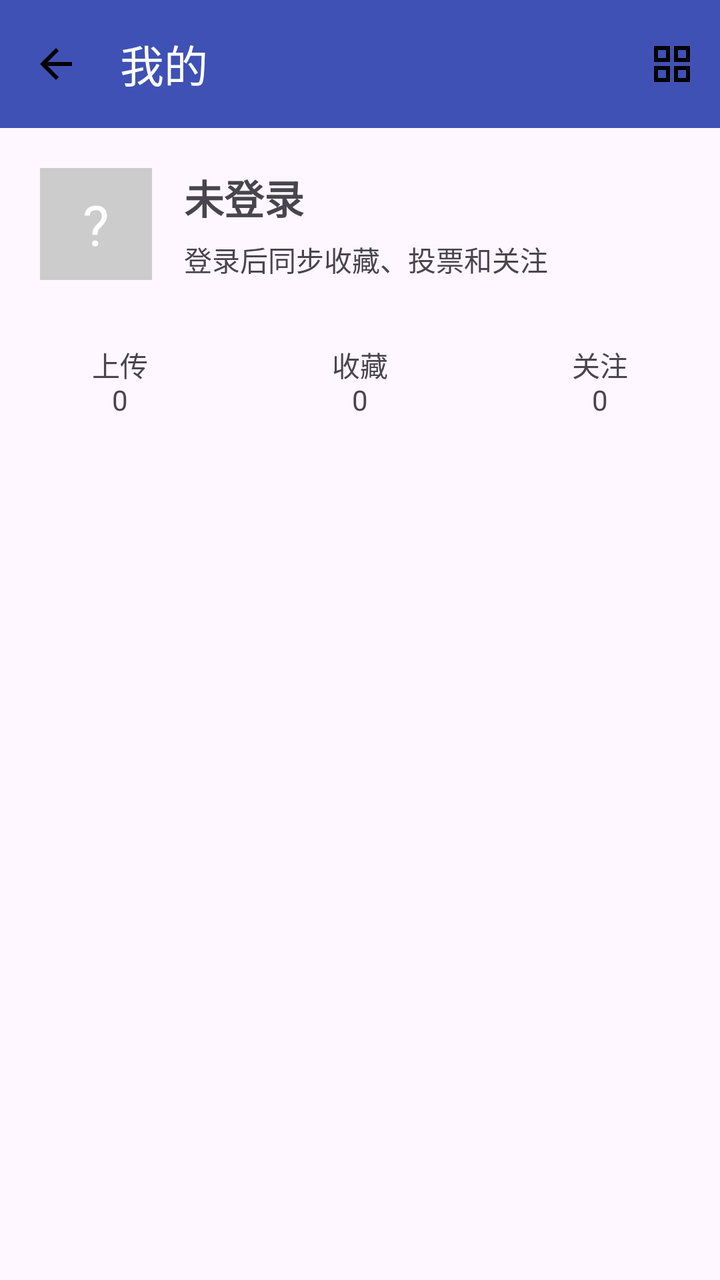
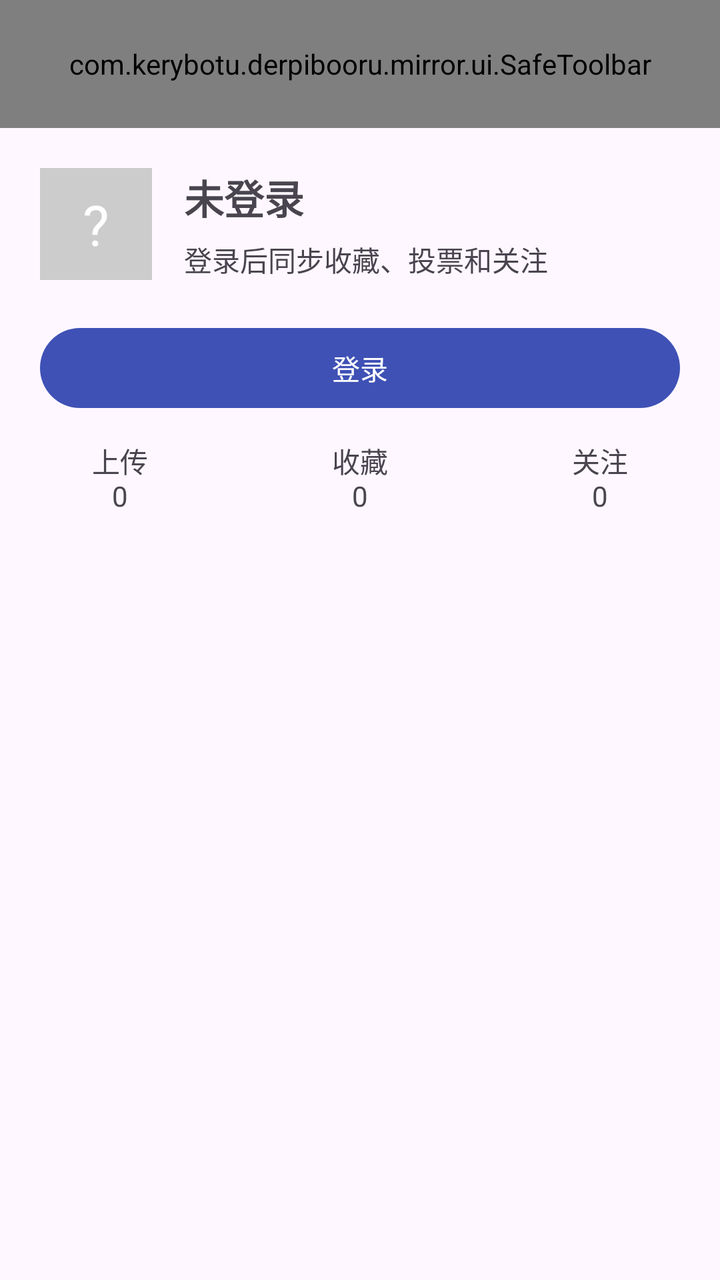

Before-and-after screenshots of an Android layout around one commit, followed by the original layout XML and the change that was made.
<!-- AndroidManifest.xml: application theme Theme.DerpiViewer -->
<!-- res/layout/activity_profile.xml -->
<?xml version="1.0" encoding="utf-8"?>
<ScrollView xmlns:android="http://schemas.android.com/apk/res/android"
    xmlns:app="http://schemas.android.com/apk/res-auto"
    android:layout_width="match_parent"
    android:layout_height="match_parent"
    android:background="?attr/colorSurface">
    <LinearLayout
        android:layout_width="match_parent"
        android:layout_height="wrap_content"
        android:orientation="vertical">
        <androidx.appcompat.widget.Toolbar
            android:id="@+id/profile_toolbar"
            android:layout_width="match_parent"
            android:layout_height="?attr/actionBarSize"
            android:background="?attr/colorPrimary"
            app:title="我的"
            app:titleTextColor="@android:color/white"
            app:navigationIcon="@drawable/ic_arrow_back"
            app:menu="@menu/profile_menu" />
        <LinearLayout
            android:layout_width="match_parent"
            android:layout_height="wrap_content"
            android:orientation="horizontal"
            android:gravity="center_vertical"
            android:padding="20dp">
            <TextView
                android:layout_width="56dp"
                android:layout_height="56dp"
                android:gravity="center"
                android:text="?"
                android:textSize="28sp"
                android:textColor="@android:color/white"
                android:background="@drawable/ic_image_placeholder" />
            <LinearLayout
                android:layout_width="0dp"
                android:layout_height="wrap_content"
                android:layout_weight="1"
                android:layout_marginStart="16dp"
                android:orientation="vertical">
                <TextView android:layout_width="wrap_content" android:layout_height="wrap_content" android:text="未登录" android:textSize="20sp" android:textStyle="bold" />
                <TextView android:layout_width="wrap_content" android:layout_height="wrap_content" android:layout_marginTop="6dp" android:text="登录后同步收藏、投票和关注" android:textColor="?attr/colorOnSurfaceVariant" />
            </LinearLayout>
        </LinearLayout>
        <LinearLayout
            android:layout_width="match_parent"
            android:layout_height="wrap_content"
            android:orientation="horizontal"
            android:weightSum="3"
            android:padding="0dp">
            <TextView android:layout_width="0dp" android:layout_height="wrap_content" android:layout_weight="1" android:gravity="center" android:text="上传\n0" android:textSize="14sp" android:padding="12dp" />
            <TextView android:layout_width="0dp" android:layout_height="wrap_content" android:layout_weight="1" android:gravity="center" android:text="收藏\n0" android:textSize="14sp" android:padding="12dp" />
            <TextView android:layout_width="0dp" android:layout_height="wrap_content" android:layout_weight="1" android:gravity="center" android:text="关注\n0" android:textSize="14sp" android:padding="12dp" />
        </LinearLayout>
        <GridLayout
            android:id="@+id/profile_cards"
            android:layout_width="match_parent"
            android:layout_height="wrap_content"
            android:columnCount="2"
            android:padding="12dp" />
    </LinearLayout>
</ScrollView>
<!-- resources referenced by this layout -->
<resources>
  <!-- drawable ic_arrow_back (drawable) -->
  <vector xmlns:android="http://schemas.android.com/apk/res/android" android:autoMirrored="true" android:height="24dp" android:tint="#000000" android:viewportHeight="24" android:viewportWidth="24" android:width="24dp">
        
      <path android:fillColor="@android:color/white" android:pathData="M20,11H7.83l5.59,-5.59L12,4l-8,8 8,8 1.41,-1.41L7.83,13H20v-2z"/>
      
  </vector>
  <!-- drawable ic_image_placeholder (drawable) -->
  <vector xmlns:android="http://schemas.android.com/apk/res/android"
      android:width="100dp"
      android:height="100dp"
      android:viewportWidth="100"
      android:viewportHeight="100">
      <path
          android:fillColor="#CCCCCC"
          android:pathData="M0,0h100v100h-100z" />
  </vector>
  <style name="Theme.DerpiViewer" parent="Theme.Material3.DayNight.NoActionBar">
          
          <item name="colorPrimary">@color/colorPrimary</item>
          <item name="colorPrimaryDark">@color/colorPrimaryDark</item>
          <item name="colorAccent">@color/colorAccent</item>
          
          <item name="android:statusBarColor">@color/colorPrimaryDark</item>
      </style>
  <color name="colorPrimary">#3F51B5</color>
  <color name="colorPrimaryDark">#303F9F</color>
  <color name="colorAccent">#FF4081</color>
</resources>

<!-- the commit's change to res/layout/activity_profile.xml (unified diff, before → after) -->
@@ -8,15 +8,7 @@
         android:layout_width="match_parent"
         android:layout_height="wrap_content"
         android:orientation="vertical">
-        <androidx.appcompat.widget.Toolbar
-            android:id="@+id/profile_toolbar"
-            android:layout_width="match_parent"
-            android:layout_height="?attr/actionBarSize"
-            android:background="?attr/colorPrimary"
-            app:title="我的"
-            app:titleTextColor="@android:color/white"
-            app:navigationIcon="@drawable/ic_arrow_back"
-            app:menu="@menu/profile_menu" />
+        <include android:id="@+id/profile_toolbar" layout="@layout/include_safe_toolbar" />
         <LinearLayout
             android:layout_width="match_parent"
             android:layout_height="wrap_content"
@@ -37,10 +29,11 @@
                 android:layout_weight="1"
                 android:layout_marginStart="16dp"
                 android:orientation="vertical">
-                <TextView android:layout_width="wrap_content" android:layout_height="wrap_content" android:text="未登录" android:textSize="20sp" android:textStyle="bold" />
-                <TextView android:layout_width="wrap_content" android:layout_height="wrap_content" android:layout_marginTop="6dp" android:text="登录后同步收藏、投票和关注" android:textColor="?attr/colorOnSurfaceVariant" />
+                <TextView android:id="@+id/profile_name" android:layout_width="wrap_content" android:layout_height="wrap_content" android:text="未登录" android:textSize="20sp" android:textStyle="bold" />
+                <TextView android:id="@+id/profile_subtitle" android:layout_width="wrap_content" android:layout_height="wrap_content" android:layout_marginTop="6dp" android:text="登录后同步收藏、投票和关注" android:textColor="?attr/colorOnSurfaceVariant" />
             </LinearLayout>
         </LinearLayout>
+        <Button android:id="@+id/profile_login" android:layout_width="match_parent" android:layout_height="wrap_content" android:layout_marginHorizontal="20dp" android:text="登录" />
         <LinearLayout
             android:layout_width="match_parent"
             android:layout_height="wrap_content"
@@ -59,3 +52,12 @@
             android:padding="12dp" />
     </LinearLayout>
 </ScrollView>
+<!-- res/layout/include_safe_toolbar.xml (included above) -->
+<?xml version="1.0" encoding="utf-8"?>
+<com.kerybotu.derpibooru.mirror.ui.SafeToolbar xmlns:android="http://schemas.android.com/apk/res/android"
+    android:id="@+id/app_toolbar"
+    android:layout_width="match_parent"
+    android:layout_height="?attr/actionBarSize"
+    android:background="?attr/colorPrimary"
+    android:theme="?attr/actionBarTheme"
+    android:titleTextColor="@android:color/white" />
<!-- resource entries referenced after the edit -->
@@ -1,11 +1,5 @@
 <!-- resources referenced by this layout -->
 <resources>
-  <!-- drawable ic_arrow_back (drawable) -->
-  <vector xmlns:android="http://schemas.android.com/apk/res/android" android:autoMirrored="true" android:height="24dp" android:tint="#000000" android:viewportHeight="24" android:viewportWidth="24" android:width="24dp">
-        
-      <path android:fillColor="@android:color/white" android:pathData="M20,11H7.83l5.59,-5.59L12,4l-8,8 8,8 1.41,-1.41L7.83,13H20v-2z"/>
-      
-  </vector>
   <!-- drawable ic_image_placeholder (drawable) -->
   <vector xmlns:android="http://schemas.android.com/apk/res/android"
       android:width="100dp"
